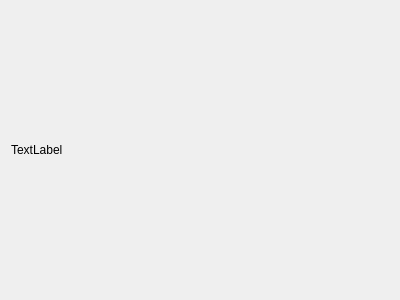
Qt form Banking-System/ui/main_window.ui (AndresH18/cpp-playground) before a commit.
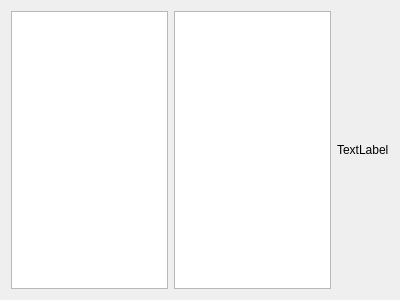
The same form after that commit.

Commit message: Added widgets to display users and user accounts, also added label to display simple information about the selected user and account

```diff
--- a/Banking-System/ui/main_window.ui
+++ b/Banking-System/ui/main_window.ui
@@ -15,12 +15,25 @@
   </property>
   <layout class="QGridLayout" name="gridLayout_2">
    <item row="0" column="0">
+    <widget class="QListView" name="users_list_view">
+     <property name="enabled">
+      <bool>true</bool>
+     </property>
+     <property name="editTriggers">
+      <set>QAbstractItemView::NoEditTriggers</set>
+     </property>
+    </widget>
+   </item>
+   <item row="0" column="2">
     <widget class="QLabel" name="the_label">
      <property name="text">
       <string>TextLabel</string>
      </property>
     </widget>
    </item>
+   <item row="0" column="1">
+    <widget class="QListView" name="accounts_list_view"/>
+   </item>
   </layout>
  </widget>
  <resources/>
```
The commit also changes 11 other files.
